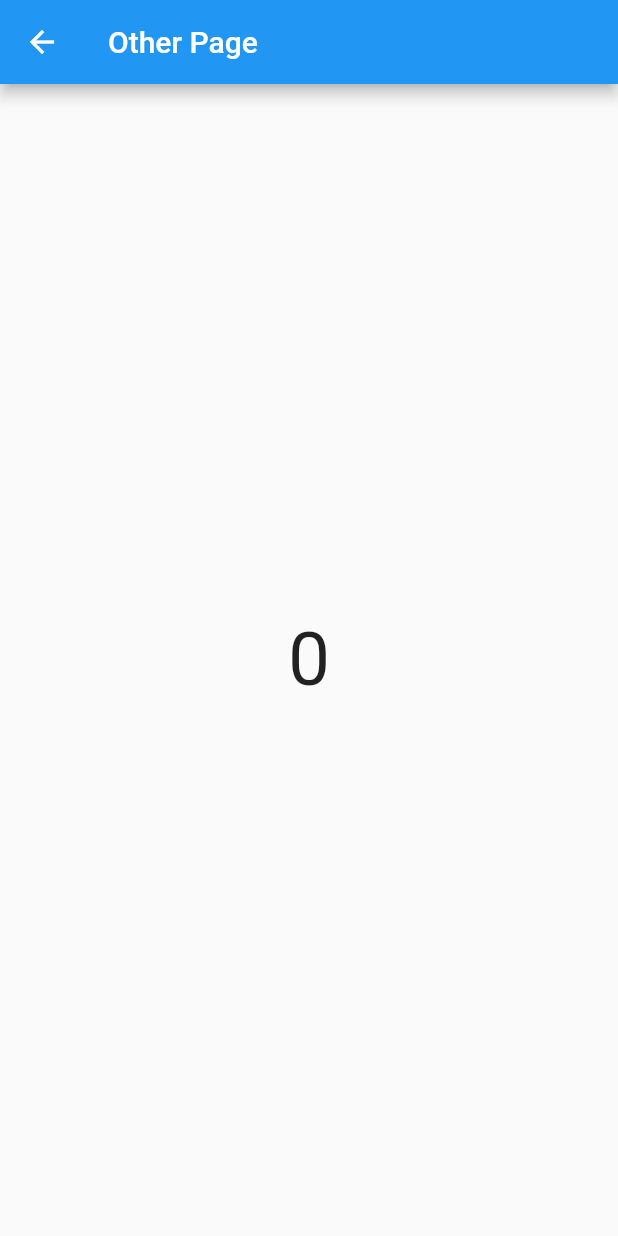
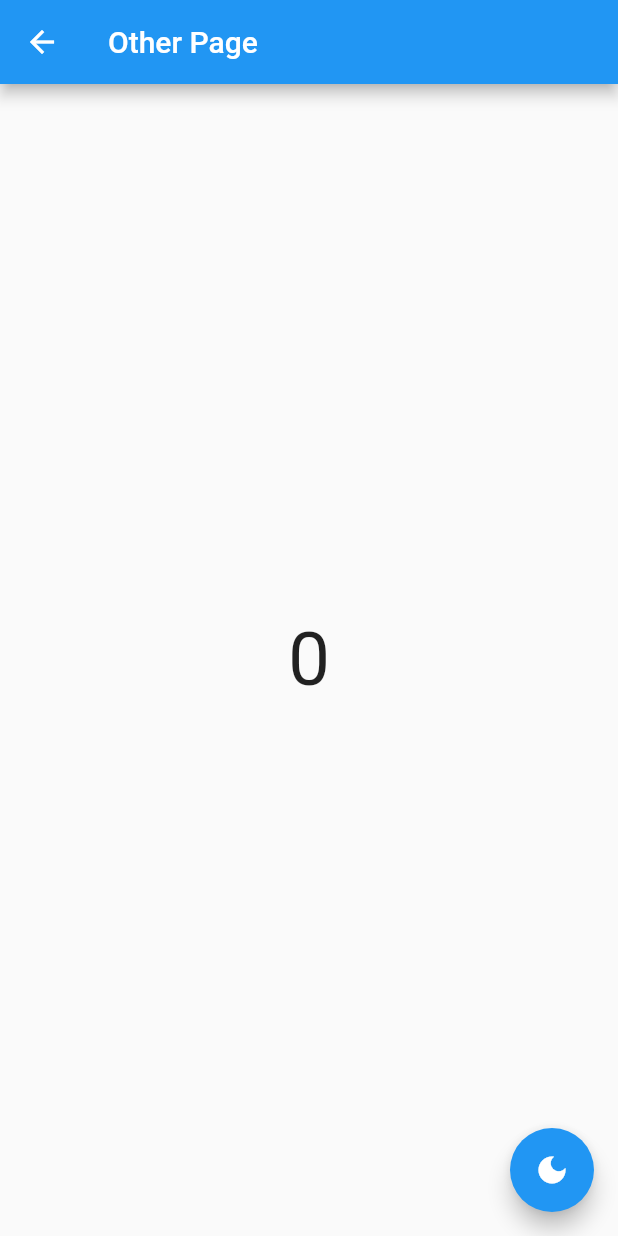
Before and after one commit to aldoalfians/flutter_state_bloc, a Flutter app: the screen it shows after launch, after a tap on the "remove" icon, after a tap on the "add" icon, after a tap on the "arrow forward" icon, on a phone screen of 412 x 824 dp. Run offline on Flutter 3.47's test engine with Material 2 defaults, Android fonts, the phone set to English and light mode, and no system bars; our stand-ins replace bloc, flutter_bloc.

Commit message:
update multi bloc provider

```diff
--- /dev/null
+++ b/lib/app.dart
@@ -0,0 +1,38 @@
+import 'package:flutter/material.dart';
+import 'package:flutter/src/widgets/framework.dart';
+import 'package:flutter/src/widgets/placeholder.dart';
+import 'package:flutter_bloc/flutter_bloc.dart';
+import 'package:flutter_bloc_app/bloc/theme_bloc.dart';
+import 'package:flutter_bloc_app/config/app_router.dart';
+import 'package:flutter_bloc_app/pages/home.dart';
+
+class App extends StatelessWidget {
+  final router = AppRouter();
+
+  @override
+  Widget build(BuildContext context) {
+    ThemeBloc myTheme = context.read<ThemeBloc>();
+    return BlocBuilder(
+      bloc: myTheme,
+      builder: (context, state) {
+        return MaterialApp(
+          theme: state == true ? ThemeData.light() : ThemeData.dark(),
+          // routes: {
+          //   "/": (context) => BlocProvider.value(
+          //         value: myCounter,
+          //         child: HomePage(),
+          //       ),
+          //   "/other": (context) => BlocProvider.value(
+          //         value: myCounter,
+          //         child: OtherPage(),
+          //       ),
+          // },
+
+          // Using Generate route access
+          onGenerateRoute: router.generateRoute,
+          home: HomePage(),
+        );
+      },
+    );
+  }
+}
--- /dev/null
+++ b/lib/bloc/theme_bloc.dart
@@ -0,0 +1,23 @@
+import 'package:bloc/bloc.dart';
+
+class ThemeBloc extends Cubit<bool> {
+  bool init;
+
+  ThemeBloc({this.init = true}) : super(init);
+
+  void changeTheme() => emit(!state);
+
+  @override
+  void onChange(Change<bool> change) {
+    // TODO: implement onChange
+    super.onChange(change);
+    print(change);
+  }
+
+  @override
+  void onError(Object error, StackTrace stackTrace) {
+    // TODO: implement onError
+    super.onError(error, stackTrace);
+    print(error);
+  }
+}
--- a/lib/main.dart
+++ b/lib/main.dart
@@ -2,7 +2,9 @@ import 'package:flutter/material.dart';
 import 'package:flutter/src/widgets/framework.dart';
 import 'package:flutter/src/widgets/placeholder.dart';
 import 'package:flutter_bloc/flutter_bloc.dart';
+import 'package:flutter_bloc_app/app.dart';
 import 'package:flutter_bloc_app/bloc/counter.dart';
+import 'package:flutter_bloc_app/bloc/theme_bloc.dart';
 import 'package:flutter_bloc_app/config/app_router.dart';
 import 'package:flutter_bloc_app/pages/home.dart';
 import 'package:flutter_bloc_app/pages/other.dart';
@@ -14,24 +16,21 @@ void main() {
 class MyApp extends StatelessWidget {
   // Counter myCounter = Counter();
 
-  final router = AppRouter();
 
+
+  final ThemeBloc myTheme = ThemeBloc();
   @override
   Widget build(BuildContext context) {
-    return MaterialApp(
-      // routes: {
-      //   "/": (context) => BlocProvider.value(
-      //         value: myCounter,
-      //         child: HomePage(),
-      //       ),
-      //   "/other": (context) => BlocProvider.value(
-      //         value: myCounter,
-      //         child: OtherPage(),
-      //       ),
-      // },
-
-      // Using Generate route access
-      onGenerateRoute: router.generateRoute,
+    return MultiBlocProvider(
+      providers: [
+        BlocProvider(
+          create: (context) => Counter(),
+        ),
+        BlocProvider(
+          create: (context) => myTheme,
+        ),
+      ],
+      child: App(),
     );
   }
 }
--- a/lib/pages/other.dart
+++ b/lib/pages/other.dart
@@ -1,18 +1,31 @@
 import 'package:flutter/material.dart';
-import 'package:flutter/src/widgets/framework.dart';
-import 'package:flutter/src/widgets/placeholder.dart';
 import 'package:flutter_bloc/flutter_bloc.dart';
 import 'package:flutter_bloc_app/bloc/counter.dart';
+import 'package:flutter_bloc_app/bloc/theme_bloc.dart';
 
 class OtherPage extends StatelessWidget {
   const OtherPage({super.key});
 
   @override
   Widget build(BuildContext context) {
+    ThemeBloc myTheme = context.read<ThemeBloc>();
     Counter myCounter = context.read<Counter>();
     return Scaffold(
       appBar: AppBar(
         title: const Text("Other Page"),
+      ),
+      floatingActionButton: FloatingActionButton(
+        onPressed: () {
+          myTheme.changeTheme();
+        },
+        child: BlocBuilder(
+          bloc: myTheme,
+          builder: (context, state) {
+            return state == true
+                ? const Icon(Icons.dark_mode)
+                : const Icon(Icons.light_mode);
+          },
+        ),
       ),
       body: Center(
         child: BlocBuilder(
```
